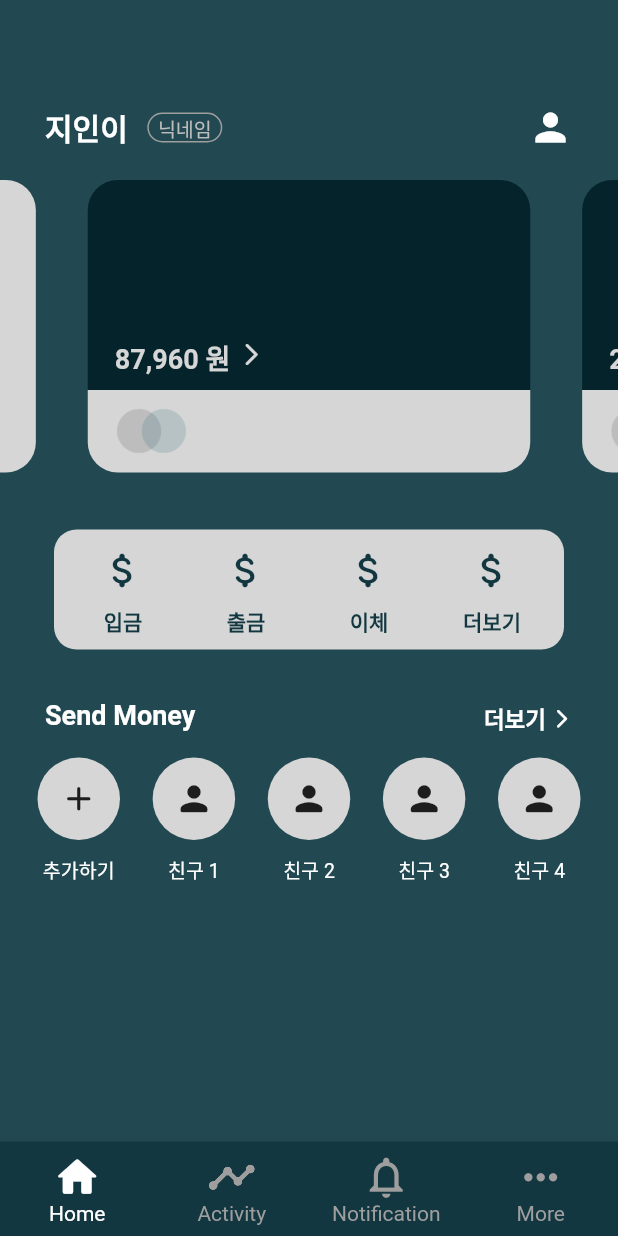
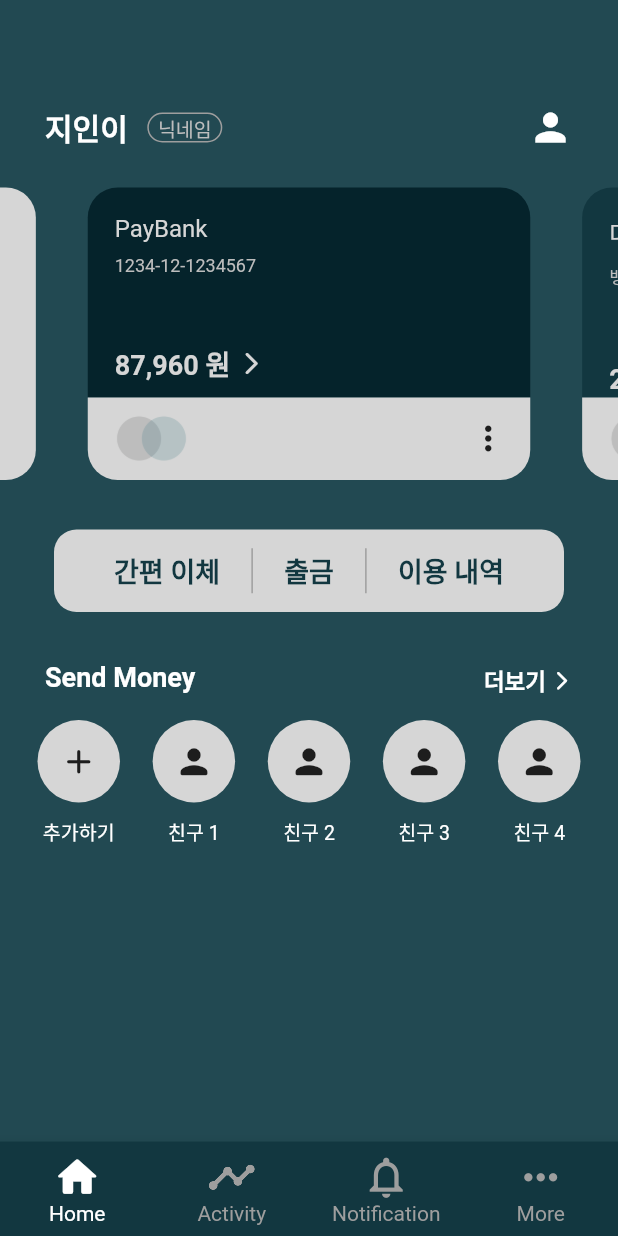
Before and after one commit to zixxin/FlutterProject02, a Flutter app: the screen it shows after launch, after a tap on the "arrow forward ios" icon, on a phone screen of 412 x 824 dp. Run offline on Flutter 3.47's test engine with Material 2 defaults, Android fonts, the phone set to English and light mode, and no system bars; drawn by our look-alikes of carousel_slider.

Commit message:
카드 정보 문구 추가, 카드 설정 아이콘 추가

```diff
--- a/lib/main.dart
+++ b/lib/main.dart
@@ -374,20 +374,20 @@ Widget _people() {
 }
 
 Widget _menus() {
-  return Row(
+  return Column(
     mainAxisAlignment: MainAxisAlignment.center,
     crossAxisAlignment: CrossAxisAlignment.center,
     children: <Widget>[
       Container(
-          padding: const EdgeInsets.only(left: 22.0, right: 24.0, top: 3.0),
+          padding: const EdgeInsets.only(left: 40.0, right: 40.0),
           margin: const EdgeInsets.only(top: 8.0),
           width: 340,
-          height: 80,
+          height: 55,
           decoration: BoxDecoration(
               color: Colors.grey[350],
               borderRadius: BorderRadius.circular(15) //모서리를 둥글게
               ),
-          child: _menudetails()),
+          child: _menudetails())
     ],
   );
 }
@@ -398,71 +398,56 @@ Widget _menudetails() {
     crossAxisAlignment: CrossAxisAlignment.center,
     children: <Widget>[
       Column(
-        mainAxisAlignment: MainAxisAlignment.start,
+        mainAxisAlignment: MainAxisAlignment.center,
         crossAxisAlignment: CrossAxisAlignment.center,
         // Row에서는 mainAxis가 가로, crossAxis가 세로
         // Column에서는 crossAxis가 가로, mainAxis가 세로
-        children: [
-          IconButton(
-            icon: const Icon(Icons.attach_money_rounded),
-            color: const Color(0xFF123740),
-            iconSize: 30.0,
-            onPressed: () {},
-          ),
-          const Text('입금',
+        children: const [
+          Text('간편 이체',
               style: TextStyle(
-                  color: Color(0xFF123740), fontWeight: FontWeight.bold))
+                  color: Color(0xFF123740),
+                  fontSize: 18.0,
+                  fontWeight: FontWeight.bold))
         ],
       ),
       Column(
-        mainAxisAlignment: MainAxisAlignment.start,
+        mainAxisAlignment: MainAxisAlignment.center,
         crossAxisAlignment: CrossAxisAlignment.center,
         // Row에서는 mainAxis가 가로, crossAxis가 세로
         // Column에서는 crossAxis가 가로, mainAxis가 세로
-        children: [
-          IconButton(
-            icon: const Icon(Icons.attach_money_rounded),
-            color: const Color(0xFF123740),
-            iconSize: 30.0,
-            onPressed: () {},
-          ),
-          const Text('출금',
+        children: [Container(width: 1, height: 30.0, color: Colors.grey)],
+      ),
+      Column(
+        mainAxisAlignment: MainAxisAlignment.center,
+        crossAxisAlignment: CrossAxisAlignment.center,
+        // Row에서는 mainAxis가 가로, crossAxis가 세로
+        // Column에서는 crossAxis가 가로, mainAxis가 세로
+        children: const [
+          Text('출금',
               style: TextStyle(
-                  color: Color(0xFF123740), fontWeight: FontWeight.bold))
+                  color: Color(0xFF123740),
+                  fontSize: 18.0,
+                  fontWeight: FontWeight.bold))
         ],
       ),
       Column(
-        mainAxisAlignment: MainAxisAlignment.start,
+        mainAxisAlignment: MainAxisAlignment.center,
         crossAxisAlignment: CrossAxisAlignment.center,
         // Row에서는 mainAxis가 가로, crossAxis가 세로
         // Column에서는 crossAxis가 가로, mainAxis가 세로
-        children: [
-          IconButton(
-            icon: const Icon(Icons.attach_money_rounded),
-            color: const Color(0xFF123740),
-            iconSize: 30.0,
-            onPressed: () {},
-          ),
-          const Text('이체',
-              style: TextStyle(
-                  color: Color(0xFF123740), fontWeight: FontWeight.bold))
-        ],
+        children: [Container(width: 1, height: 30.0, color: Colors.grey)],
       ),
       Column(
-        mainAxisAlignment: MainAxisAlignment.start,
+        mainAxisAlignment: MainAxisAlignment.center,
         crossAxisAlignment: CrossAxisAlignment.center,
         // Row에서는 mainAxis가 가로, crossAxis가 세로
         // Column에서는 crossAxis가 가로, mainAxis가 세로
-        children: [
-          IconButton(
-            icon: const Icon(Icons.attach_money_rounded),
-            color: const Color(0xFF123740),
-            iconSize: 30.0,
-            onPressed: () {},
-          ),
-          const Text('더보기',
+        children: const [
+          Text('이용 내역',
               style: TextStyle(
-                  color: Color(0xFF123740), fontWeight: FontWeight.bold))
+                  color: Color(0xFF123740),
+                  fontSize: 18.0,
+                  fontWeight: FontWeight.bold))
         ],
       ),
     ],
@@ -478,6 +463,7 @@ Widget _cardSlider() {
         builder: (BuildContext context) {
           // context 사용할 경우 활용 가능
           return Container(
+            margin: const EdgeInsets.only(top: 5.0),
             child: i,
           );
         },
@@ -500,7 +486,7 @@ Widget _mainCard() {
                   topRight: Radius.circular(20),
                   topLeft: Radius.circular(20)) //모서리를 둥글게
               ),
-          child: _money1()),
+          child: _maincardDetails()),
       Container(
         width: 295,
         height: 55,
@@ -512,6 +498,85 @@ Widget _mainCard() {
                 bottomLeft: Radius.circular(20)) //모서리를 둥글게
             ),
         child: _mainCardUnder(),
+      ),
+    ],
+  );
+}
+
+Widget _maincardDetails() {
+  return Column(
+    mainAxisAlignment: MainAxisAlignment.start,
+    crossAxisAlignment: CrossAxisAlignment.start,
+    children: <Widget>[
+      Container(
+          margin: const EdgeInsets.only(top: 18.0, left: 18.0),
+          child: Text(
+            'PayBank',
+            style: TextStyle(
+                color: Colors.grey[350],
+                // fontWeight: FontWeight.bold,
+                fontSize: 16),
+          )),
+      Container(
+          margin: const EdgeInsets.only(top: 8.0, left: 18.0),
+          child: Text(
+            '1234-12-1234567',
+            style: TextStyle(
+                color: Colors.grey[400],
+                // fontWeight: FontWeight.bold,
+                fontSize: 12),
+          )),
+      Container(
+          margin: const EdgeInsets.only(top: 45.0, left: 18.0),
+          child: _money1()),
+    ],
+  );
+}
+
+Widget _money1() {
+  return Row(
+    mainAxisAlignment: MainAxisAlignment.start,
+    children: <Widget>[
+      Column(
+        // mainAxisAlignment: MainAxisAlignment.start,
+        crossAxisAlignment: CrossAxisAlignment.start,
+        // Row에서는 mainAxis가 가로, crossAxis가 세로
+        // Column에서는 crossAxis가 가로, mainAxis가 세로
+        children: [
+          Text(
+            '87,960 원',
+            style: TextStyle(
+                color: Colors.grey[350],
+                fontWeight: FontWeight.bold,
+                fontSize: 18),
+          )
+        ],
+      ),
+      Column(
+        // mainAxisAlignment: MainAxisAlignment.start,
+        crossAxisAlignment: CrossAxisAlignment.start,
+        // Row에서는 mainAxis가 가로, crossAxis가 세로
+        // Column에서는 crossAxis가 가로, mainAxis가 세로
+        children: [
+          Container(width: 5),
+        ],
+      ),
+      Column(
+        // mainAxisAlignment: MainAxisAlignment.start,
+        crossAxisAlignment: CrossAxisAlignment.start,
+        // Row에서는 mainAxis가 가로, crossAxis가 세로
+        // Column에서는 crossAxis가 가로, mainAxis가 세로
+        children: [
+          IconButton(
+            // 아래 두 줄의 코드가 IconButton의 의미없는 여백을 줄임
+            padding: EdgeInsets.zero, // 패딩 설정
+            constraints: const BoxConstraints(), // constraints
+            icon: const Icon(Icons.arrow_forward_ios_rounded),
+            color: Colors.grey[350],
+            iconSize: 18.0,
+            onPressed: () {},
+          ),
+        ],
       ),
     ],
   );
@@ -535,6 +600,17 @@ Widget _mainCardUnder() {
               child: Image.asset("img/master_card.png")),
         ],
       ),
+      Column(
+        mainAxisAlignment: MainAxisAlignment.center,
+        crossAxisAlignment: CrossAxisAlignment.start,
+        // Row에서는 mainAxis가 가로, crossAxis가 세로
+        // Column에서는 crossAxis가 가로, mainAxis가 세로
+        children: [
+          Container(
+              margin: const EdgeInsets.only(right: 15.0),
+              child: const Icon(Icons.more_vert_rounded, size: 26.0)),
+        ],
+      ),
     ],
   );
 }
@@ -548,12 +624,12 @@ Widget _otherCard() {
           height: 140,
           margin: const EdgeInsets.only(top: 20.0),
           decoration: const BoxDecoration(
-              color: Color(0xFF05232B),
+              color: Color(0xFF123740),
               borderRadius: BorderRadius.only(
                   topRight: Radius.circular(20),
                   topLeft: Radius.circular(20)) //모서리를 둥글게
               ),
-          child: _money2()),
+          child: _othercardDetails()),
       Container(
         width: 295,
         height: 55,
@@ -565,6 +641,85 @@ Widget _otherCard() {
                 bottomLeft: Radius.circular(20)) //모서리를 둥글게
             ),
         child: _otherCardUnder(),
+      ),
+    ],
+  );
+}
+
+Widget _othercardDetails() {
+  return Column(
+    mainAxisAlignment: MainAxisAlignment.start,
+    crossAxisAlignment: CrossAxisAlignment.start,
+    children: <Widget>[
+      Container(
+          margin: const EdgeInsets.only(top: 18.0, left: 18.0),
+          child: Text(
+            '다른금융',
+            style: TextStyle(
+                color: Colors.grey[350],
+                // fontWeight: FontWeight.bold,
+                fontSize: 16),
+          )),
+      Container(
+          margin: const EdgeInsets.only(top: 8.0, left: 18.0),
+          child: Text(
+            '뱅크 123-123456-12345',
+            style: TextStyle(
+                color: Colors.grey[400],
+                // fontWeight: FontWeight.bold,
+                fontSize: 12),
+          )),
+      Container(
+          margin: const EdgeInsets.only(top: 45.0, left: 18.0),
+          child: _money2()),
+    ],
+  );
+}
+
+Widget _money2() {
+  return Row(
+    mainAxisAlignment: MainAxisAlignment.start,
+    children: <Widget>[
+      Column(
+        // mainAxisAlignment: MainAxisAlignment.start,
+        crossAxisAlignment: CrossAxisAlignment.start,
+        // Row에서는 mainAxis가 가로, crossAxis가 세로
+        // Column에서는 crossAxis가 가로, mainAxis가 세로
+        children: [
+          Text(
+            '23,850 원',
+            style: TextStyle(
+                color: Colors.grey[350],
+                fontWeight: FontWeight.bold,
+                fontSize: 18),
+          ),
+        ],
+      ),
+      Column(
+        // mainAxisAlignment: MainAxisAlignment.start,
+        crossAxisAlignment: CrossAxisAlignment.start,
+        // Row에서는 mainAxis가 가로, crossAxis가 세로
+        // Column에서는 crossAxis가 가로, mainAxis가 세로
+        children: [
+          Container(width: 5),
+        ],
+      ),
+      Column(
+        // mainAxisAlignment: MainAxisAlignment.start,
+        crossAxisAlignment: CrossAxisAlignment.start,
+        // Row에서는 mainAxis가 가로, crossAxis가 세로
+        // Column에서는 crossAxis가 가로, mainAxis가 세로
+        children: [
+          IconButton(
+            // 아래 두 줄의 코드가 IconButton의 의미없는 여백을 줄임
+            padding: EdgeInsets.zero, // 패딩 설정
+            constraints: const BoxConstraints(), // constraints
+            icon: const Icon(Icons.arrow_forward_ios_rounded),
+            color: Colors.grey[350],
+            iconSize: 18.0,
+            onPressed: () {},
+          ),
+        ],
       ),
     ],
   );
@@ -586,6 +741,17 @@ Widget _otherCardUnder() {
               height: 40,
               margin: const EdgeInsets.only(left: 15.0),
               child: Image.asset("img/master_card.png")),
+        ],
+      ),
+      Column(
+        mainAxisAlignment: MainAxisAlignment.center,
+        crossAxisAlignment: CrossAxisAlignment.start,
+        // Row에서는 mainAxis가 가로, crossAxis가 세로
+        // Column에서는 crossAxis가 가로, mainAxis가 세로
+        children: [
+          Container(
+              margin: const EdgeInsets.only(right: 15.0),
+              child: const Icon(Icons.more_vert_rounded, size: 26.0)),
         ],
       ),
     ],
@@ -619,109 +785,3 @@ Widget _plusCard() {
     ],
   );
 }
-
-Widget _money1() {
-  return Row(
-    mainAxisAlignment: MainAxisAlignment.start,
-    children: <Widget>[
-      Column(
-        // mainAxisAlignment: MainAxisAlignment.start,
-        crossAxisAlignment: CrossAxisAlignment.start,
-        // Row에서는 mainAxis가 가로, crossAxis가 세로
-        // Column에서는 crossAxis가 가로, mainAxis가 세로
-        children: [
-          Container(
-              margin: const EdgeInsets.only(top: 105.0, left: 18.0),
-              child: Text(
-                '87,960 원',
-                style: TextStyle(
-                    color: Colors.grey[350],
-                    fontWeight: FontWeight.bold,
-                    fontSize: 18),
-              )),
-        ],
-      ),
-      Column(
-        // mainAxisAlignment: MainAxisAlignment.start,
-        crossAxisAlignment: CrossAxisAlignment.start,
-        // Row에서는 mainAxis가 가로, crossAxis가 세로
-        // Column에서는 crossAxis가 가로, mainAxis가 세로
-        children: [
-          Container(width: 5),
-        ],
-      ),
-      Column(
-        // mainAxisAlignment: MainAxisAlignment.start,
-        crossAxisAlignment: CrossAxisAlignment.start,
-        // Row에서는 mainAxis가 가로, crossAxis가 세로
-        // Column에서는 crossAxis가 가로, mainAxis가 세로
-        children: [
-          Container(
-              margin: const EdgeInsets.only(top: 107.0),
-              child: IconButton(
-                // 아래 두 줄의 코드가 IconButton의 의미없는 여백을 줄임
-                padding: EdgeInsets.zero, // 패딩 설정
-                constraints: const BoxConstraints(), // constraints
-                icon: const Icon(Icons.arrow_forward_ios_rounded),
-                color: Colors.grey[350],
-                iconSize: 18.0,
-                onPressed: () {},
-              )),
-        ],
-      ),
-    ],
-  );
-}
-
-Widget _money2() {
-  return Row(
-    mainAxisAlignment: MainAxisAlignment.start,
-    children: <Widget>[
-      Column(
-        // mainAxisAlignment: MainAxisAlignment.start,
-        crossAxisAlignment: CrossAxisAlignment.start,
-        // Row에서는 mainAxis가 가로, crossAxis가 세로
-        // Column에서는 crossAxis가 가로, mainAxis가 세로
-        children: [
-          Container(
-              margin: const EdgeInsets.only(top: 105.0, left: 18.0),
-              child: Text(
-                '23,850 원',
-                style: TextStyle(
-                    color: Colors.grey[350],
-                    fontWeight: FontWeight.bold,
-                    fontSize: 18),
-              )),
-        ],
-      ),
-      Column(
-        // mainAxisAlignment: MainAxisAlignment.start,
-        crossAxisAlignment: CrossAxisAlignment.start,
-        // Row에서는 mainAxis가 가로, crossAxis가 세로
-        // Column에서는 crossAxis가 가로, mainAxis가 세로
-        children: [
-          Container(width: 5),
-        ],
-      ),
-      Column(
-        // mainAxisAlignment: MainAxisAlignment.start,
-        crossAxisAlignment: CrossAxisAlignment.start,
-        // Row에서는 mainAxis가 가로, crossAxis가 세로
-        // Column에서는 crossAxis가 가로, mainAxis가 세로
-        children: [
-          Container(
-              margin: const EdgeInsets.only(top: 107.0),
-              child: IconButton(
-                // 아래 두 줄의 코드가 IconButton의 의미없는 여백을 줄임
-                padding: EdgeInsets.zero, // 패딩 설정
-                constraints: const BoxConstraints(), // constraints
-                icon: const Icon(Icons.arrow_forward_ios_rounded),
-                color: Colors.grey[350],
-                iconSize: 18.0,
-                onPressed: () {},
-              )),
-        ],
-      ),
-    ],
-  );
-}
```
